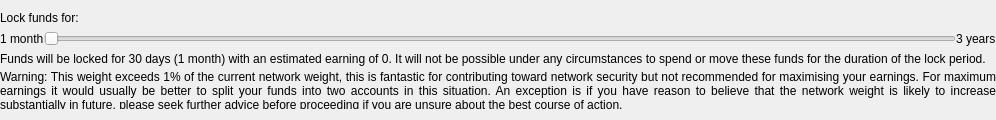
Before: the Qt Designer form src/qt/_Gulden/forms/witnessdurationwidget.ui in frozenflux3/munt-official, drawn with Qt 5.
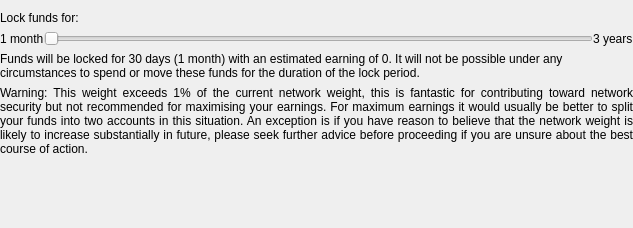
After: the same form once the commit is applied.

Commit message:
Tweaked extend witness layout a bit
Note that the layout is still far from perfect

```diff
--- a/src/qt/_Gulden/forms/witnessdurationwidget.ui
+++ b/src/qt/_Gulden/forms/witnessdurationwidget.ui
@@ -6,14 +6,14 @@
    <rect>
     <x>0</x>
     <y>0</y>
-    <width>996</width>
-    <height>120</height>
+    <width>633</width>
+    <height>228</height>
    </rect>
   </property>
   <property name="windowTitle">
    <string>Form</string>
   </property>
-  <layout class="QVBoxLayout" name="verticalLayout">
+  <layout class="QVBoxLayout" name="verticalLayout" stretch="0,0,0,0,1">
    <property name="leftMargin">
     <number>0</number>
    </property>
@@ -141,6 +141,19 @@
      </property>
     </widget>
    </item>
+   <item>
+    <spacer name="verticalSpacer">
+     <property name="orientation">
+      <enum>Qt::Vertical</enum>
+     </property>
+     <property name="sizeHint" stdset="0">
+      <size>
+       <width>20</width>
+       <height>40</height>
+      </size>
+     </property>
+    </spacer>
+   </item>
   </layout>
  </widget>
  <resources/>
```
The commit also changes 3 other files.
